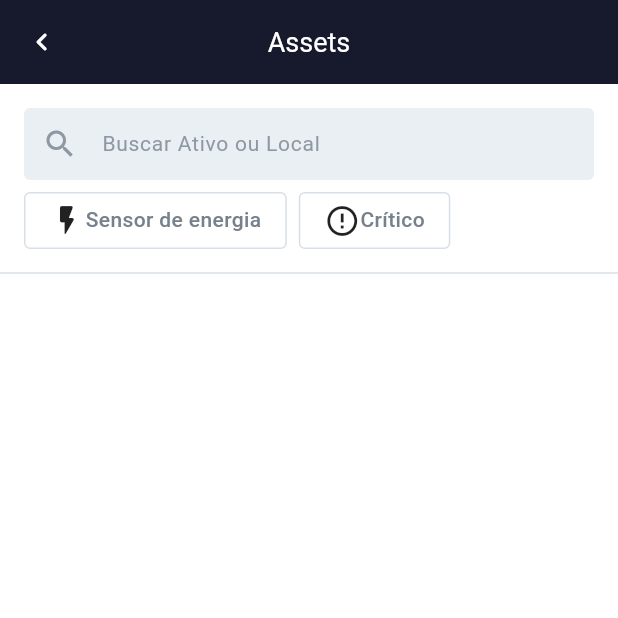
After one commit to helenabd/tractian_challenge, a Flutter app: the AssetPage screen opened directly, on a phone screen of 412 x 824 dp, the top half of it. The commit adds this screen. Run offline on Flutter 3.47's test engine with Material 3 defaults, Android fonts, the phone set to English and light mode, and no system bars; our stand-ins replace bloc, equatable, flutter_bloc; network calls fail.

Commit message:
creating filter chip and search bar

```diff
--- a/lib/core/theme/text_styles.dart
+++ b/lib/core/theme/text_styles.dart
@@ -13,6 +13,15 @@ class AppTextStyles {
     color: AppColors.colorFunctionalSoftLight,
     height: 1.5,
   );
+
+  static const TextStyle appbarTextStyle = TextStyle(
+    fontFamily: kFontFamilyBrand,
+    fontSize: 18,
+    fontWeight: FontWeight.w400,
+    color: AppColors.colorFunctionalSoftLightest,
+    height: 1.5,
+  );
+
   static const TextStyle companiesTextStyle = TextStyle(
     fontFamily: kFontFamilyBrand,
     fontSize: 18,
--- /dev/null
+++ b/lib/features/asset/asset.dart
@@ -0,0 +1,2 @@
+export './view/view.dart';
+export './components/components.dart';
--- /dev/null
+++ b/lib/features/asset/components/components.dart
@@ -0,0 +1,2 @@
+export 'treeview_filter_chip.dart';
+export 'treeview_search_bar.dart';
--- /dev/null
+++ b/lib/features/asset/components/treeview_filter_chip.dart
@@ -0,0 +1,33 @@
+import 'package:flutter/material.dart';
+
+import '../../../core/core.dart';
+
+class TreeViewFilterChip extends StatelessWidget {
+  final String name;
+  final IconData icon;
+
+  const TreeViewFilterChip({
+    super.key,
+    required this.name,
+    required this.icon,
+  });
+
+  @override
+  Widget build(BuildContext context) {
+    return Container(
+      padding: const EdgeInsets.symmetric(horizontal: 16, vertical: 6),
+      decoration: BoxDecoration(
+          border: Border.all(color: AppColors.colorFunctionalSoftMedium),
+          borderRadius: BorderRadius.circular(4)),
+      child: Row(
+        children: [
+          Icon(icon),
+          Text(
+            name,
+            style: AppTextStyles.filterUnselectedTextStyle,
+          )
+        ],
+      ),
+    );
+  }
+}
--- /dev/null
+++ b/lib/features/asset/components/treeview_search_bar.dart
@@ -0,0 +1,39 @@
+import 'package:flutter/material.dart';
+
+import '../../../core/core.dart';
+
+class TreeViewSearchBar extends StatelessWidget {
+  const TreeViewSearchBar({
+    super.key,
+  });
+
+  @override
+  Widget build(BuildContext context) {
+    double totalWidth = MediaQuery.sizeOf(context).width;
+
+    return Container(
+      padding: const EdgeInsets.symmetric(horizontal: 16),
+      width: totalWidth,
+      child: TextFormField(
+        style: AppTextStyles.searchHintTextStyle,
+        controller: TextEditingController(),
+        cursorColor: AppColors.colorFunctionalSoftDark,
+        decoration: InputDecoration(
+          hintText: 'Buscar Ativo ou Local',
+          hintStyle: AppTextStyles.searchHintTextStyle,
+          border: OutlineInputBorder(
+              borderRadius: BorderRadius.circular(4),
+              borderSide: BorderSide.none),
+          fillColor: AppColors.colorFunctionalSoftLight,
+          filled: true,
+          prefixIcon: const Icon(
+            Icons.search_outlined,
+            color: AppColors.colorFunctionalSoftDark,
+          ),
+          contentPadding:
+              const EdgeInsets.symmetric(vertical: 10, horizontal: 16),
+        ),
+      ),
+    );
+  }
+}
--- /dev/null
+++ b/lib/features/asset/view/asset_page.dart
@@ -0,0 +1,56 @@
+import 'package:flutter/material.dart';
+
+import '../../../core/core.dart';
+import '../../../widgets/widgets.dart';
+import '../components/components.dart';
+
+class AssetPage extends StatelessWidget {
+  static const routeName = '/assets';
+
+  const AssetPage({super.key});
+
+  @override
+  Widget build(BuildContext context) {
+    double totalWidth = MediaQuery.sizeOf(context).width;
+
+    return Scaffold(
+        appBar: TreeViewAppBar.buildAppBar(
+          context: context,
+          title: const Text(
+            'Assets',
+            style: AppTextStyles.appbarTextStyle,
+          ),
+        ),
+        backgroundColor: AppColors.colorFunctionalSoftLightest,
+        body: const SafeArea(
+          minimum: EdgeInsets.only(top: 16),
+          child: Column(
+            children: [
+              TreeViewSearchBar(),
+              SizedBox(height: 8),
+              Padding(
+                padding: EdgeInsets.symmetric(horizontal: 16),
+                child: Row(
+                  crossAxisAlignment: CrossAxisAlignment.start,
+                  children: [
+                    TreeViewFilterChip(
+                      name: 'Sensor de energia',
+                      icon: Icons.flash_on_rounded,
+                    ),
+                    SizedBox(width: 8),
+                    TreeViewFilterChip(
+                      name: 'Crítico',
+                      icon: Icons.error_outline,
+                    ),
+                  ],
+                ),
+              ),
+              SizedBox(height: 8),
+              Divider(
+                color: AppColors.colorFunctionalSoftMedium,
+              )
+            ],
+          ),
+        ));
+  }
+}
--- /dev/null
+++ b/lib/features/asset/view/view.dart
@@ -0,0 +1 @@
+export 'asset_page.dart';
--- a/lib/features/home/view/home_page.dart
+++ b/lib/features/home/view/home_page.dart
@@ -1,5 +1,6 @@
 import 'package:flutter/material.dart';
 import 'package:flutter_bloc/flutter_bloc.dart';
+import 'package:tractian_challenge/features/asset/view/asset_page.dart';
 
 import '../../../core/core.dart';
 import '../../../presentation/companies/companies.dart';
@@ -39,7 +40,12 @@ class HomePage extends StatelessWidget {
                   return Column(
                     children: [
                       CompanyContainer(
-                        onTap: () {},
+                        onTap: () {
+                          Navigator.of(context).push(MaterialPageRoute(
+                            settings: RouteSettings(name: AssetPage.routeName),
+                            builder: (context) => AssetPage(),
+                          ));
+                        },
                         title: company.name,
                       ),
                       if (index != (state.companies.length - 1))
```
